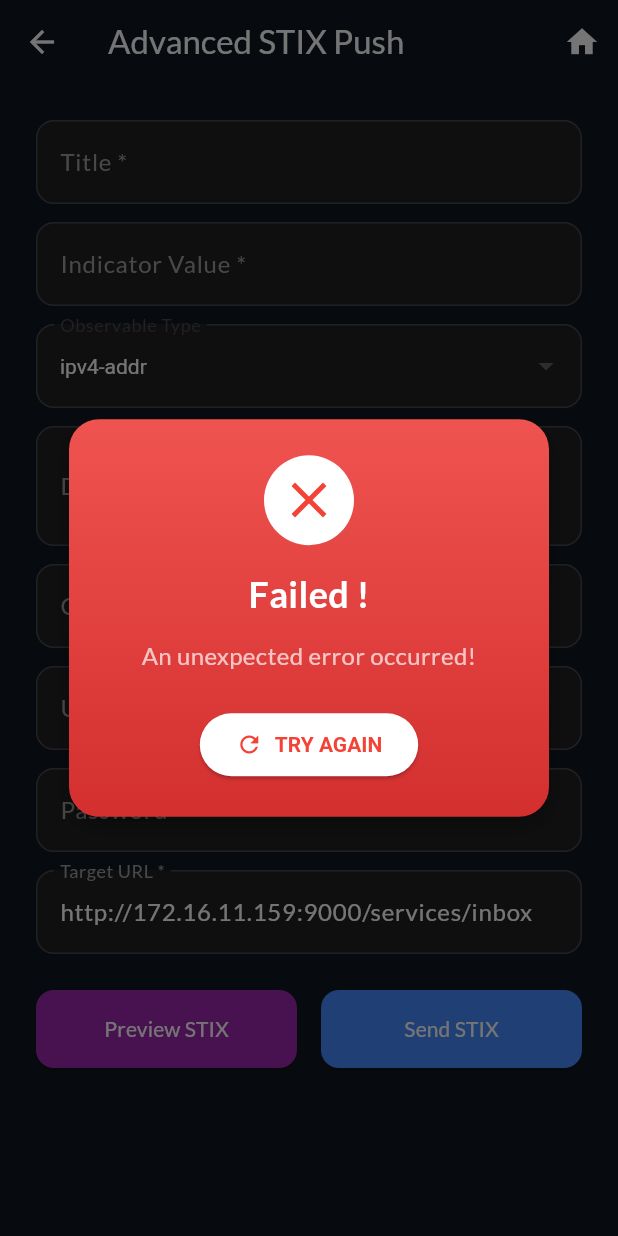
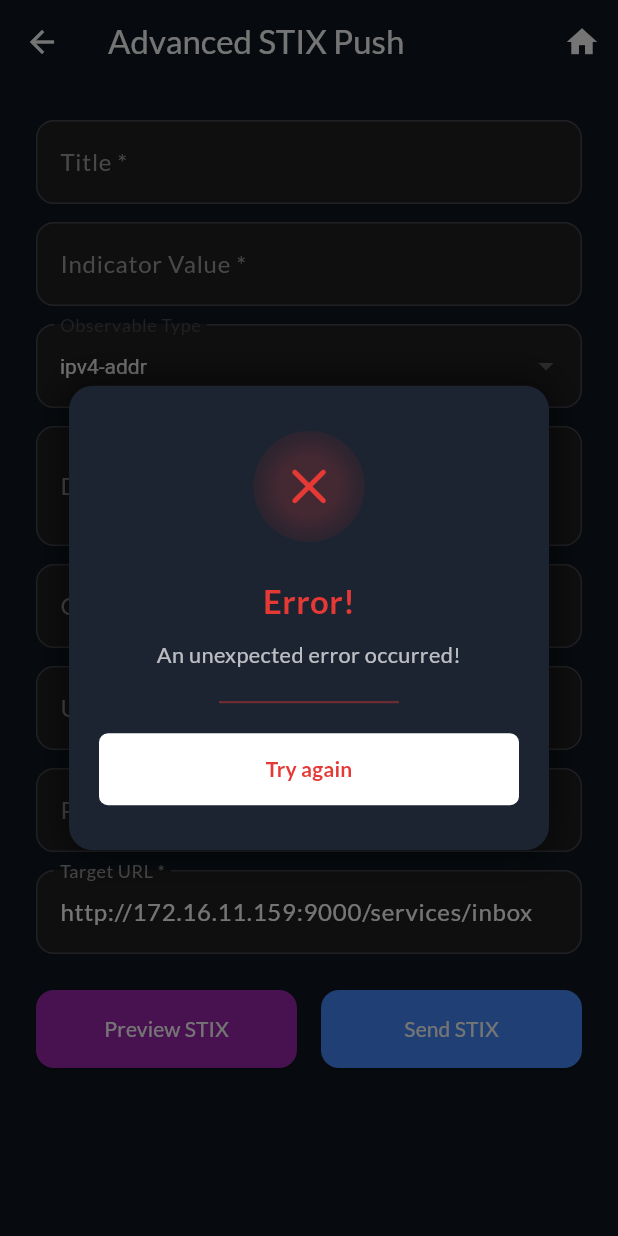
Before and after one commit to Einzelgaenger/STIX_OpenTAXII, a Flutter app: the AdvancedOption screen opened directly, after a tap on "Send STIX", on a phone screen of 412 x 824 dp. Run offline on Flutter 3.47's test engine with Material 3 defaults, Android fonts, the light colour scheme and no system bars; our stand-ins replace google_fonts; missing offline and left inert: dart:html.

Commit message:
Revised Success or Fail Pop Up

```diff
--- a/lib/widgets/success_fail_pop_up.dart
+++ b/lib/widgets/success_fail_pop_up.dart
@@ -1,5 +1,4 @@
 import 'dart:convert';
-
 import 'package:flutter/material.dart';
 
 class SuccessFailPopUp extends StatelessWidget {
@@ -16,75 +15,109 @@ class SuccessFailPopUp extends StatelessWidget {
 
   @override
   Widget build(BuildContext context) {
+    final Color baseColor =
+        isError ? const Color(0xFFE53935) : Colors.blueAccent;
+    final Color textColor = baseColor;
+
+    final Size screenSize = MediaQuery.of(context).size;
+    final double iconSize =
+        screenSize.width * 0.18 > 90 ? 90 : screenSize.width * 0.18;
+
+    final IconData iconData =
+        isError ? Icons.close_rounded : Icons.check_rounded;
+
     return Dialog(
       backgroundColor: Colors.transparent,
+      insetPadding: const EdgeInsets.symmetric(horizontal: 24),
+      child: Center(
         child: Container(
           width: 320,
-        padding: const EdgeInsets.all(24),
+          padding: const EdgeInsets.symmetric(horizontal: 20, vertical: 30),
           decoration: BoxDecoration(
-          gradient: LinearGradient(
-            colors:
-                isError
-                    ? [Colors.red.shade400, Colors.red.shade700]
-                    : [Colors.blue.shade400, Colors.blue.shade700],
-            begin: Alignment.topCenter,
-            end: Alignment.bottomCenter,
-          ),
-          borderRadius: BorderRadius.circular(20),
-          boxShadow: const [
+            color: const Color(0xFF1C2431),
+            borderRadius: BorderRadius.circular(16),
+            boxShadow: [
               BoxShadow(
-              color: Colors.black26,
-              blurRadius: 10,
-              offset: Offset(0, 6),
+                color: Colors.black.withOpacity(0.5),
+                blurRadius: 20,
+                spreadRadius: 4,
               ),
             ],
           ),
           child: Column(
             mainAxisSize: MainAxisSize.min,
             children: [
-            CircleAvatar(
-              radius: 30,
-              backgroundColor: Colors.white,
-              child: Icon(
-                isError ? Icons.close : Icons.check,
-                color: isError ? Colors.red : Colors.blue,
-                size: 40,
+              // Circle Icon
+              Container(
+                width: iconSize,
+                height: iconSize,
+                decoration: BoxDecoration(
+                  shape: BoxShape.circle,
+                  gradient: RadialGradient(
+                    colors: [baseColor.withOpacity(0.2), Colors.transparent],
+                    radius: 0.9,
+                    stops: const [0.3, 1.0],
                   ),
                 ),
-            const SizedBox(height: 16),
-            Text(
-              isError ? "Failed !" : "Success !",
-              style: const TextStyle(
-                color: Colors.white,
-                fontSize: 24,
-                fontWeight: FontWeight.bold,
+                child: Center(
+                  child: Icon(
+                    iconData,
+                    color: baseColor,
+                    size: iconSize * 0.55,
                   ),
                 ),
-            const SizedBox(height: 12),
+              ),
+              const SizedBox(height: 24),
+
+              // Title
+              Text(
+                isError ? "Error!" : "Success!",
+                style: TextStyle(
+                  fontSize: 22,
+                  fontWeight: FontWeight.bold,
+                  color: textColor,
+                ),
+              ),
+              const SizedBox(height: 10),
+
+              // Message
               Text(
                 _simplifyMessage(message, isError),
                 textAlign: TextAlign.center,
-              style: const TextStyle(color: Colors.white70, fontSize: 16),
+                style: const TextStyle(fontSize: 14.5, color: Colors.white70),
               ),
-            const SizedBox(height: 24),
-            ElevatedButton.icon(
+              const SizedBox(height: 16),
+
+              // Underline
+              Container(
+                margin: const EdgeInsets.only(top: 4),
+                height: 1.5,
+                width: 120,
+                color: textColor.withOpacity(0.4),
+              ),
+              const SizedBox(height: 20),
+
+              // Button
+              SizedBox(
+                width: double.infinity,
+                child: TextButton(
+                  style: TextButton.styleFrom(
+                    backgroundColor: Colors.white,
+                    foregroundColor: textColor,
+                    padding: const EdgeInsets.symmetric(vertical: 14),
+                    shape: RoundedRectangleBorder(
+                      borderRadius: BorderRadius.circular(6),
+                    ),
+                  ),
                   onPressed: () => Navigator.pop(context),
-              icon: Icon(isError ? Icons.refresh : Icons.arrow_forward),
-              label: Text(isError ? "TRY AGAIN" : "CONTINUE"),
-              style: ElevatedButton.styleFrom(
-                backgroundColor: Colors.white,
-                foregroundColor: isError ? Colors.red : Colors.blue,
-                shape: RoundedRectangleBorder(
-                  borderRadius: BorderRadius.circular(30),
+                  child: Text(
+                    isError ? "Try again" : "Continue",
+                    style: const TextStyle(fontWeight: FontWeight.w600),
                   ),
-                padding: const EdgeInsets.symmetric(
-                  vertical: 12,
-                  horizontal: 24,
-                ),
-                textStyle: const TextStyle(fontWeight: FontWeight.bold),
                 ),
               ),
             ],
+          ),
         ),
       ),
     );
@@ -94,13 +127,9 @@ class SuccessFailPopUp extends StatelessWidget {
     String contentToCheck = rawContent.trim();
 
     if (!isError) {
-      debugPrint('>>> RAW RESPONSE: $rawContent');
-
-      // 1. Coba parse JSON dulu
       try {
         final decoded = jsonDecode(rawContent);
         if (decoded is Map) {
-          // Preferensi 1: message field
           if (decoded.containsKey('message')) {
             final msg = decoded['message'].toString().toLowerCase();
             if (msg.contains("deleted") && msg.contains("collection")) {
@@ -111,8 +140,6 @@ class SuccessFailPopUp extends StatelessWidget {
             }
             return decoded['message'];
           }
-
-          // Preferensi 2: stderr field
           if (decoded.containsKey('stderr')) {
             final stderr = decoded['stderr'].toString().toLowerCase();
             if (stderr.contains("successfully pushed")) {
@@ -121,7 +148,6 @@ class SuccessFailPopUp extends StatelessWidget {
           }
         }
       } catch (_) {
-        // Gagal decode JSON? fallback ke plain string
         final msg = contentToCheck.toLowerCase();
         if (msg.contains("deleted") && msg.contains("collection")) {
           return "Collection deleted successfully!";
@@ -130,12 +156,9 @@ class SuccessFailPopUp extends StatelessWidget {
           return "Content block successfully pushed!";
         }
       }
-
       return "Success!";
     }
 
-    // -------------------------
-    // Error section
     try {
       final decoded = jsonDecode(rawContent);
       if (decoded is Map && decoded.containsKey('error')) {
@@ -151,7 +174,7 @@ class SuccessFailPopUp extends StatelessWidget {
       return "Unauthorized access!";
     }
     if (contentToCheck.contains("invalid path")) {
-      return "Invalid Path!";
+      return "Invalid path!";
     }
     if (contentToCheck.contains("not_found") ||
         contentToCheck.contains("collection collectio") ||
```
Also changed, not shown: pubspec.yaml (+5 -2 lines), assets/check-icon.png (added), assets/checklist-icon-2.png (added), assets/checklist-icon-3-removebg-preview.png (added), assets/checklist-icon-3.png (added), assets/checklist-icon.png (added), assets/exclamation-icon.png (added). Lines whose indentation alone changed are shown as unchanged.
